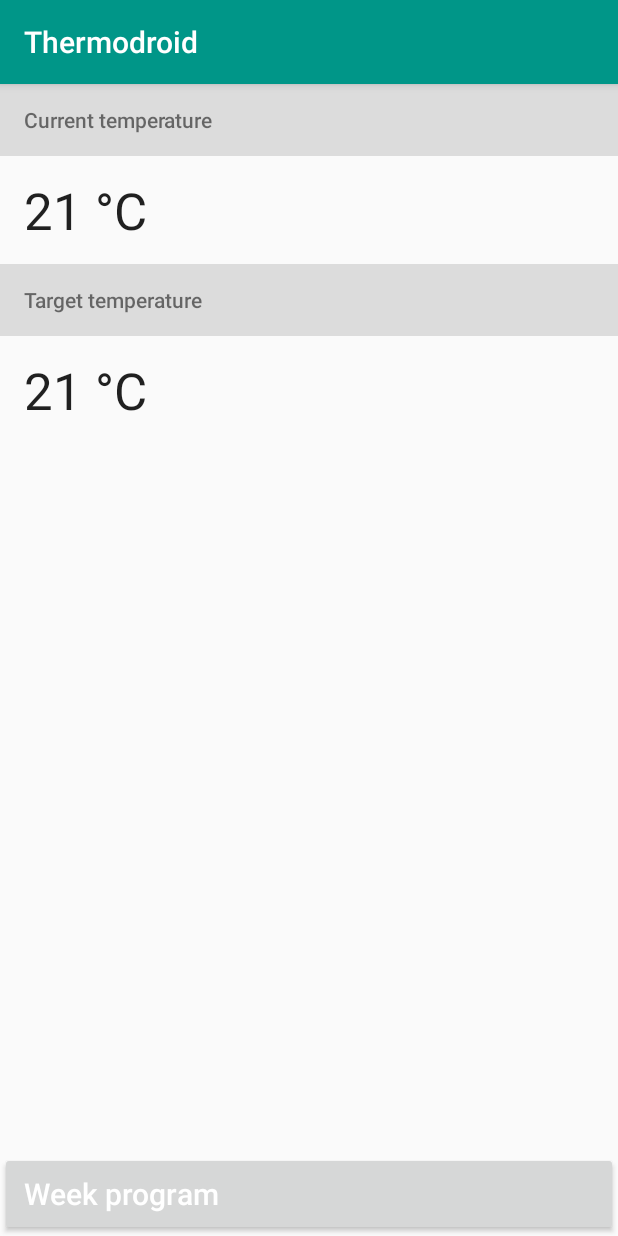
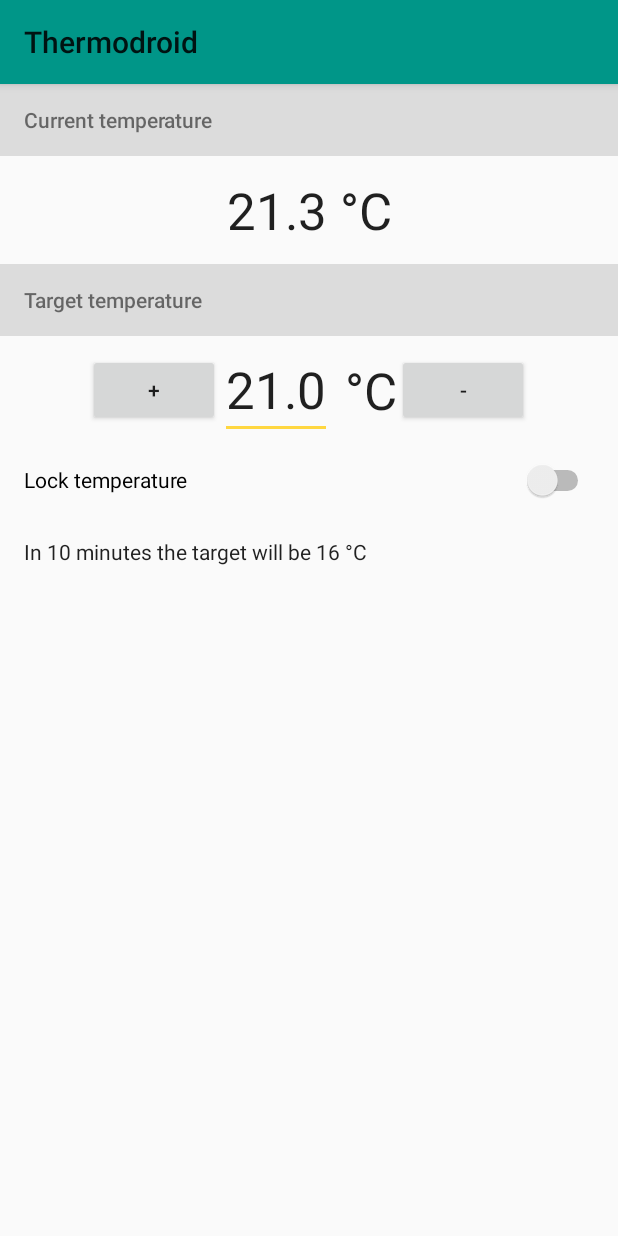
Before and after one commit to RubieV/HTI, an Android app: the screen it shows after launch (MainActivity), on a phone screen of 412 x 824 dp. Run offline under Robolectric (Android 15) with nearby library versions, the phone set to English and light mode, and no system bars.

Commit message:
Added up/down and lock buttons to GUI, made target temperature editable.

```diff
--- /dev/null
+++ b/android/Thermodroid/app/src/main/res/drawable/button_circle.xml
@@ -0,0 +1,5 @@
+<?xml version="1.0" encoding="utf-8"?>
+<shape xmlns:android="http://schemas.android.com/apk/res/android"
+    android:shape="oval">
+    <solid android:color="@color/ripple_material_light"></solid>
+</shape>
--- a/android/Thermodroid/app/src/main/res/layout/fragment_thermostat.xml
+++ b/android/Thermodroid/app/src/main/res/layout/fragment_thermostat.xml
@@ -2,24 +2,24 @@
                 xmlns:tools="http://schemas.android.com/tools"
                 android:layout_width="match_parent"
                 android:layout_height="match_parent"
-                tools:context=".ThermostatFragment">
+                tools:context=".ThermostatFragment"
+                android:focusable="false"
+                android:focusableInTouchMode="false">
 
     <TextView
         android:text="@string/current_temperature"
         android:id="@+id/textView"
-        android:layout_alignParentTop="true"
-        android:layout_alignParentLeft="true"
-        android:layout_alignParentStart="true"
         style="@style/Subheader"
         />
 
     <TextView
-        android:text="21 \u00B0C"
+        android:text="21.3 \u00B0C"
         android:id="@+id/textView2"
         android:layout_below="@+id/textView"
         android:layout_alignLeft="@+id/textView"
         android:layout_alignStart="@+id/textView"
-        style="@style/Display1"/>
+        style="@style/Display1"
+        android:gravity="center"/>
 
     <TextView
         android:text="@string/target_temperature"
@@ -29,21 +29,70 @@
         android:layout_alignStart="@+id/textView2"
         style="@style/Subheader"/>
 
+    <LinearLayout
+        android:orientation="horizontal"
+        android:layout_width="wrap_content"
+        android:layout_height="72dp"
+        android:id="@+id/linearLayout"
+        android:layout_below="@+id/textView3"
+        android:layout_centerHorizontal="true"
+        android:gravity="center_vertical">
+
+        <Button
+            android:layout_width="wrap_content"
+            android:layout_height="wrap_content"
+            android:text="+"
+            android:id="@+id/button2"/>
+
+        <EditText
+            android:text="21.0"
+            android:id="@+id/textView4"
+            android:layout_width="wrap_content"
+            android:layout_height="wrap_content"
+            style="@style/Display1noLayout"
+            android:layout_below="@+id/textView3"
+            android:layout_centerHorizontal="true"
+            android:inputType="number|numberDecimal"
+            android:numeric="decimal"
+            />
+
+        <TextView
+            android:layout_width="wrap_content"
+            android:layout_height="wrap_content"
+            android:text=" \u00B0C"
+            android:id="@+id/textView5"
+            style="@style/Display1noLayout"/>
+
+        <Button
+            android:layout_width="wrap_content"
+            android:layout_height="wrap_content"
+            android:text="-"
+            android:id="@+id/button"/>
+
+    </LinearLayout>
+
     <TextView
-        android:text="21 \u00B0C"
-        android:id="@+id/textView4"
-        android:layout_below="@+id/textView3"
-        android:layout_alignLeft="@+id/textView3"
-        android:layout_alignStart="@+id/textView3"
-        style="@style/Display1"/>
+        android:layout_width="match_parent"
+        android:layout_height="48dp"
+        android:text="In 10 minutes the target will be 16 \u00B0C"
+        android:id="@+id/textView6"
+        android:paddingLeft="16dp"
+        android:paddingRight="16dp"
+        android:gravity="center_vertical"
+        android:textColor="@color/light_bg_primary_text"
+        android:layout_below="@+id/switch1"
+        android:layout_alignParentLeft="true"
+        android:layout_alignParentStart="true"/>
 
-    <Button
-        android:text="@string/week_program"
-        android:id="@+id/button"
-        android:layout_alignParentBottom="true"
+    <Switch
+        android:layout_width="match_parent"
+        android:layout_height="48dp"
+        android:text="Lock temperature"
+        android:id="@+id/switch1"
+        android:paddingLeft="16dp"
+        android:paddingRight="16dp"
+        android:layout_below="@+id/linearLayout"
         android:layout_alignParentLeft="true"
-        android:layout_alignParentStart="true"
-        style="@style/Title"
-        android:textAllCaps="false"
-        />
+        android:layout_alignParentStart="true"/>
+
 </RelativeLayout>
--- a/android/Thermodroid/app/src/main/res/values-v21/styles.xml
+++ b/android/Thermodroid/app/src/main/res/values-v21/styles.xml
@@ -8,7 +8,7 @@
         <item name="android:colorPrimaryDark">@color/primary_dark</item>
         <!--   theme UI controls like checkboxes and text fields -->
         <item name="android:colorAccent">@color/accent</item>
-        <item name="android:textColorPrimary">#FFFFFFFF</item>
+        <!--<item name="android:textColorPrimary">#FFFFFFFF</item>--> <!-- TODO color the action bar text in a cleaner way! -->
     </style>
 
     <style name="Subheader">
@@ -17,10 +17,10 @@
         <item name="android:gravity">center_vertical</item>
         <item name="android:fontFamily">sans-serif-medium</item>
         <item name="android:textSize">14sp</item>
-        <item name="android:textColor">#8A000000</item>
+        <item name="android:textColor">@color/light_bg_secondary_text</item>
         <item name="android:paddingLeft">16dp</item>
         <item name="android:paddingRight">16dp</item>
-        <item name="android:background">#1F000000</item>
+        <item name="android:background">@color/light_bg_divider</item>
     </style>
 
     <style name="Display1">
@@ -30,10 +30,14 @@
         <item name="android:paddingRight">16dp</item>
         <item name="android:gravity">center_vertical</item>
         <item name="android:textSize">34sp</item>
-        <item name="android:textColor">#DF000000</item>
+        <item name="android:textColor">@color/light_bg_primary_text</item>
+    </style>
+    <style name="Display1noLayout">
+        <item name="android:textSize">34sp</item>
+        <item name="android:textColor">@color/light_bg_primary_text</item>
     </style>
 
-    <style name="Title">
+    <!--<style name="Title">
         <item name="android:layout_width">match_parent</item>
         <item name="android:layout_height">56dp</item>
         <item name="android:paddingLeft">16dp</item>
@@ -42,5 +46,5 @@
         <item name="android:textSize">20sp</item>
         <item name="android:textColor">#FFFFFFFF</item>
         <item name="android:fontFamily">sans-serif-medium</item>
-    </style>
+    </style>-->
 </resources>
--- a/android/Thermodroid/app/src/main/res/values/colors.xml
+++ b/android/Thermodroid/app/src/main/res/values/colors.xml
@@ -3,4 +3,12 @@
     <color name="primary">#009688</color> <!-- 500 -->
     <color name="primary_dark">#00796B</color> <!-- 700 -->
     <color name="accent">#FFD740</color>
+    <color name="light_bg_primary_text">#DF000000</color>
+    <color name="light_bg_secondary_text">#8A000000</color>
+    <color name="light_bg_disabled_text">#43000000</color>
+    <color name="light_bg_divider">#1F000000</color>
+    <color name="dark_bg_primary_text">#FFFFFFFF</color>
+    <color name="dark_bg_secondary_text">#B3FFFFFF</color>
+    <color name="dark_bg_disabled_text">#4DFFFFFF</color>
+    <color name="dark_bg_divider">#1FFFFFFF</color>
 </resources>
```
